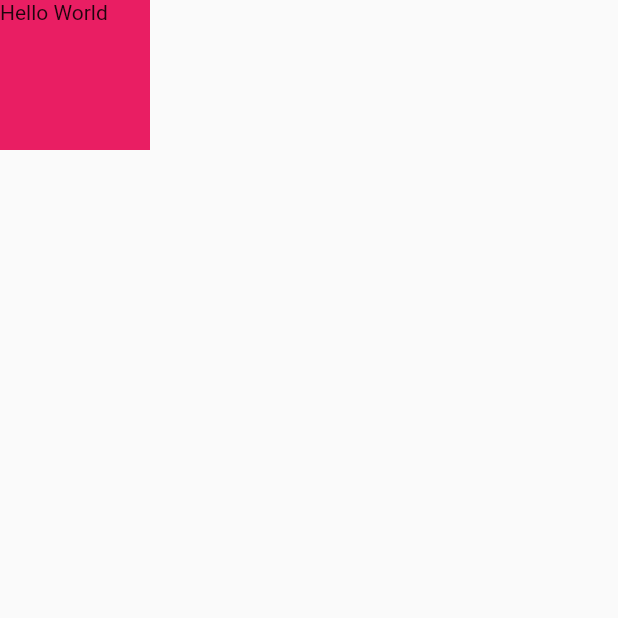
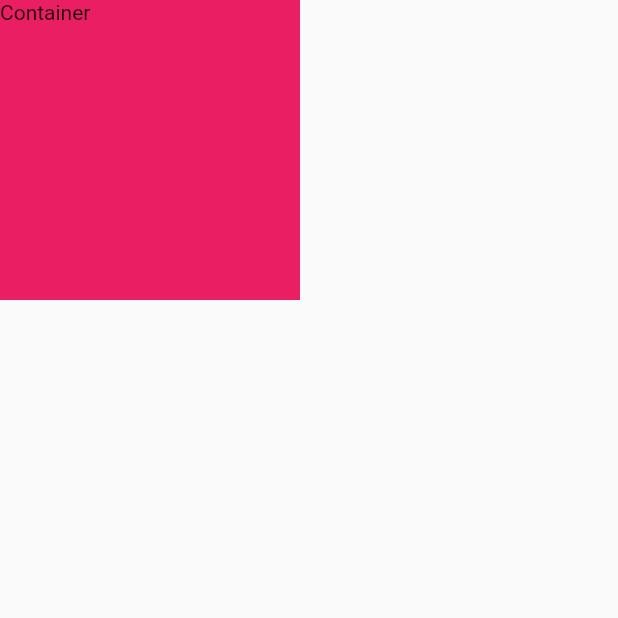
Before and after one commit to Haroon-Zafar/flutter_application_2, a Flutter app: the screen it shows after launch, on a phone screen of 412 x 824 dp, the top half of it. Run offline on Flutter 3.47's test engine with Material 2 defaults, Android fonts, the phone set to English and light mode, and no system bars.

```diff
--- a/lib/main.dart
+++ b/lib/main.dart
@@ -12,10 +12,10 @@ class MyApp extends StatelessWidget {
     return MaterialApp(
       home: Scaffold(
         body: Container(
-          height: 100,
-          width: 100,
+          height: 200,
+          width: 200,
           color: Colors.pink,
-          child: Text("Hello World"),
+          child: Text("Container"),
         ),
       ),
     );
```
